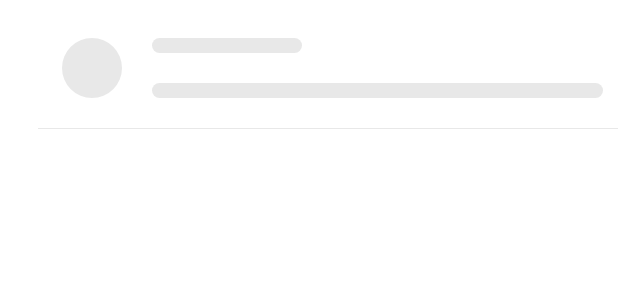
After one commit to faheemriaz-eng/Top-Trending-Repositories, an Android app: the layout layout_item_github_trending_repo_shimmer.xml on its own in the app's theme, with its tools: preview values and no code run, on a phone screen of 412 x 824 dp. The commit adds this screen. Shown: the top 300 px of the screen. Run offline under Robolectric (Android 15) with nearby library versions, the phone set to English and light mode, and no system bars.

Commit message:
- Add loading view - Loading state handled on ui

```diff
--- /dev/null
+++ b/app/src/main/res/drawable/bg_shimmer_view.xml
@@ -0,0 +1,5 @@
+<shape xmlns:android="http://schemas.android.com/apk/res/android"
+    android:shape="rectangle">
+    <solid android:color="@color/grey" />
+    <corners android:radius="20dp" />
+</shape>
--- a/app/src/main/res/layout/activity_github_trending_repos.xml
+++ b/app/src/main/res/layout/activity_github_trending_repos.xml
@@ -8,6 +8,12 @@
     <include
         android:id="@+id/lyRetryView"
         layout="@layout/layout_error_view"
+        android:layout_width="match_parent"
+        android:layout_height="match_parent" />
+
+    <include
+        android:id="@+id/lyLoadingView"
+        layout="@layout/layout_loading_view"
         android:layout_width="match_parent"
         android:layout_height="match_parent" />
 
--- /dev/null
+++ b/app/src/main/res/layout/layout_item_github_trending_repo_shimmer.xml
@@ -0,0 +1,60 @@
+<?xml version="1.0" encoding="utf-8"?>
+<androidx.constraintlayout.widget.ConstraintLayout xmlns:android="http://schemas.android.com/apk/res/android"
+    xmlns:app="http://schemas.android.com/apk/res-auto"
+    android:layout_width="match_parent"
+    android:layout_height="wrap_content"
+    android:animateLayoutChanges="true"
+    android:paddingStart="25dp"
+    android:paddingTop="25dp"
+    android:paddingEnd="0dp">
+
+    <com.google.android.material.imageview.ShapeableImageView
+        android:id="@+id/ivProfile"
+        android:layout_width="40dp"
+        android:layout_height="40dp"
+        android:layout_marginStart="16dp"
+        android:background="@color/grey"
+        app:layout_constraintBottom_toBottomOf="@+id/tvRepoName"
+        app:layout_constraintStart_toStartOf="parent"
+        app:layout_constraintTop_toTopOf="parent"
+        app:layout_constraintVertical_bias="0.0"
+        app:shapeAppearance="@style/shapeAppearance.App.CircleImageView.MediumComponent" />
+
+    <com.google.android.material.textview.MaterialTextView
+        android:id="@+id/tvOwnerName"
+        style="@style/App.TextView.Grey"
+        android:layout_width="100dp"
+        android:layout_height="10dp"
+        android:layout_marginStart="20dp"
+        android:layout_marginEnd="10dp"
+        android:background="@drawable/bg_shimmer_view"
+        app:layout_constraintEnd_toEndOf="parent"
+        app:layout_constraintHorizontal_bias="0.0"
+        app:layout_constraintStart_toEndOf="@id/ivProfile"
+        app:layout_constraintTop_toTopOf="@id/ivProfile" />
+
+    <com.google.android.material.textview.MaterialTextView
+        android:id="@+id/tvRepoName"
+        style="@style/App.TextView.Black"
+        android:layout_width="0dp"
+        android:layout_height="10dp"
+        android:layout_marginTop="20dp"
+        android:layout_marginEnd="10dp"
+        android:background="@drawable/bg_shimmer_view"
+        app:layout_constraintEnd_toEndOf="parent"
+        app:layout_constraintHorizontal_bias="0.0"
+        app:layout_constraintStart_toStartOf="@id/tvOwnerName"
+        app:layout_constraintTop_toBottomOf="@id/tvOwnerName" />
+
+    <View
+        android:id="@+id/view"
+        android:layout_width="match_parent"
+        android:layout_height="0.5dp"
+        android:layout_marginTop="20dp"
+        android:background="@color/grey"
+        app:layout_constrainedWidth="true"
+        app:layout_constraintEnd_toEndOf="parent"
+        app:layout_constraintStart_toStartOf="parent"
+        app:layout_constraintTop_toBottomOf="@id/tvRepoName" />
+
+</androidx.constraintlayout.widget.ConstraintLayout>
```
Also changed, not shown: app/build.gradle (+8 -0 lines), app/src/main/java/com/faheem/sadapay/ui/GithubTrendingRepoActivity.kt (+27 -7 lines), app/src/main/java/com/faheem/sadapay/ui/adapter/GithubTrendingReposViewHolder.kt (+7 -0 lines), app/src/main/res/layout/layout_loading_view.xml (added, +42 -0 lines).
